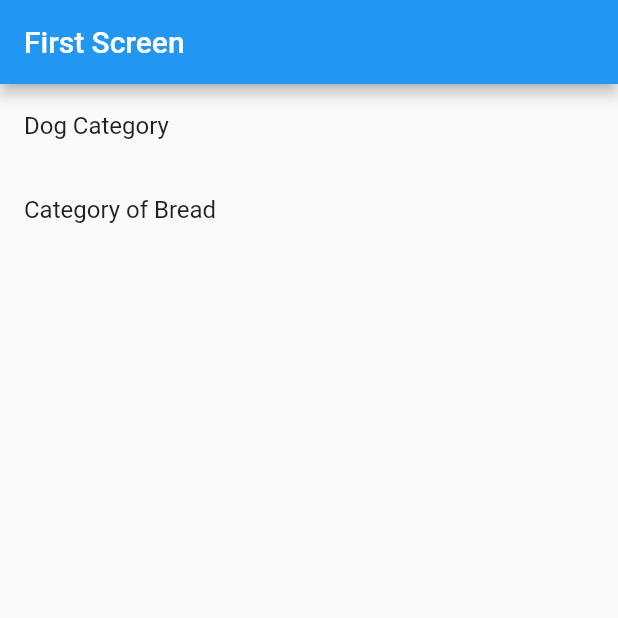
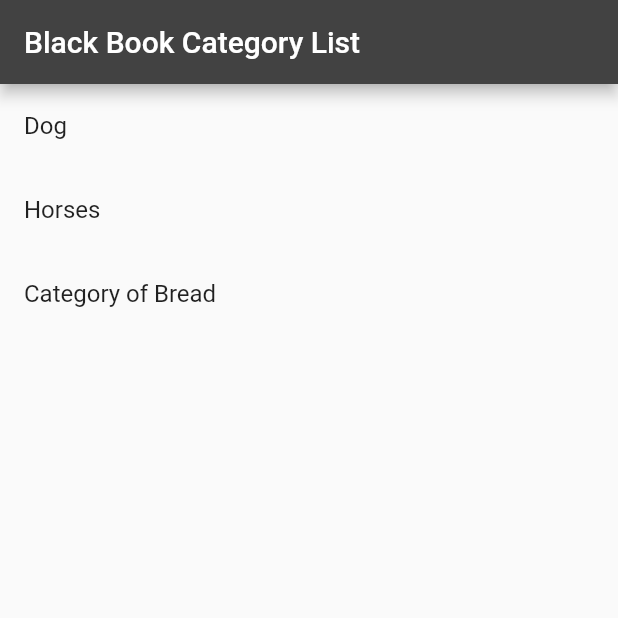
Before and after one commit to ImperialOctopus/black-book, a Flutter app: the screen it shows after launch, on a phone screen of 412 x 824 dp, the top half of it. Run offline on Flutter 3.47's test engine with Material 2 defaults, Android fonts, the phone set to English and light mode, and no system bars; our stand-ins replace hive, material_design_icons_flutter; accounts and stored records are empty; Roboto replaces fonts that are missing (Montserrat).

Commit message:
Refactor category building

```diff
--- /dev/null
+++ b/lib/data/category_data.dart
@@ -0,0 +1,179 @@
+import 'package:black_book/model/category.dart';
+import 'package:black_book/model/item.dart';
+import 'package:black_book/model/subcategory.dart';
+import 'package:flutter/material.dart';
+import 'package:material_design_icons_flutter/material_design_icons_flutter.dart';
+
+class CategoryData {
+  static const List<Category> categoryList = [
+    Category(
+      name: 'Dog',
+      subcategories: [
+        Subcategory(
+          name: 'Alimentary System',
+          icon: Icon(MdiIcons.stomach),
+          items: [
+            Item(
+              name: 'Rectal examination (essential!)',
+              reference: 'dog_alimentary_rectal',
+            ),
+            Item(
+              name: 'Express anal sacs (essential!)',
+              reference: 'dog_alimentary_anal',
+            ),
+            Item(
+              name: 'Radiography',
+              reference: 'dog_alimentary_radio',
+            ),
+            Item(
+              name: 'Ultrasonography',
+              reference: 'dog_alimentary_ultra',
+            ),
+            Item(
+              name: 'Endoscopy',
+              reference: 'dog_alimentary_endo',
+            ),
+            Item(
+              name: 'Gastrointestinal surgery',
+              reference: 'dog_alimentary_surgery',
+            ),
+          ],
+        ),
+        Subcategory(
+          name: 'General Abdomen',
+          icon: Icon(MdiIcons.middleware),
+          items: [
+            Item(
+              name: 'Radiography',
+              reference: 'dog_abdomen_radio',
+            ),
+            Item(
+              name: 'Ultrasonography',
+              reference: 'dog_abdomen_ultra',
+            ),
+            Item(
+              name: 'Laparotomy & abdominal evaluation',
+              reference: 'dog_abdomen_eval',
+            ),
+          ],
+        ),
+        Subcategory(
+          name: 'Urogenital',
+          icon: Icon(MdiIcons.toilet),
+          items: [
+            Item(
+              name: 'Urinary catheterisation (male)',
+              reference: 'dog_urogenital_catheter_male',
+            ),
+            Item(
+              name: 'Urinary catheterisation (female)',
+              reference: 'dog_urogenital_catheter_female',
+            ),
+            Item(
+              name: 'Cystocentesis',
+              reference: 'dog_urogenital_cystocentesis',
+            ),
+            Item(
+              name: 'Urine sample collection',
+              reference: 'dog_urogenital_sample',
+            ),
+            Item(
+              name: 'Castration',
+              reference: 'dog_urogenital_castration',
+            ),
+            Item(
+              name: 'Spaying',
+              reference: 'dog_urogenital_spay',
+            ),
+            Item(
+              name: 'Radiography',
+              reference: 'dog_urogenital_radio',
+            ),
+            Item(
+              name: 'Ultrasonography',
+              reference: 'dog_urogenital_ultra',
+            ),
+            Item(
+              name: 'Vaginal examination',
+              reference: 'dog_urogenital_vaginal_exam',
+            ),
+            Item(
+              name: 'Vaginal cytology',
+              reference: 'dog_urogenital_vaginal_cyto',
+            ),
+            Item(
+              name: 'Fertility examination (male)',
+              reference: 'dog_urogenital_fertility_male',
+            ),
+            Item(
+              name: 'Normal mating (observe)',
+              reference: 'dog_urogenital_mating',
+            ),
+            Item(
+              name: 'Pregnancy diagnosis (manual)',
+              reference: 'dog_urogenital_pregnancy_manual',
+            ),
+            Item(
+              name: 'Pregnancy diagnosis (ultrasound)',
+              reference: 'dog_urogenital_pregnancy_ultra',
+            ),
+            Item(
+              name: 'Parturition',
+              reference: 'dog_urogenital_parturition',
+            ),
+            Item(
+              name: 'Caesarean section',
+              reference: 'dog_urogenital_caesarean',
+            ),
+          ],
+        ),
+      ],
+    ),
+    Category(
+      name: 'Horses',
+      subcategories: [
+        Subcategory(
+          icon: Icon(MdiIcons.brain),
+          name: 'Nervous System',
+          items: [
+            Item(
+              name: 'Gait evaluation',
+              reference: 'horse_gait',
+            ),
+            Item(
+              name: 'Cranial nerve evaluation',
+              reference: 'horse_cranial_nerves',
+            ),
+            Item(
+              name: '"Slap test"',
+              reference: 'horse_slap',
+            ),
+          ],
+        ),
+      ],
+    ),
+    Category(
+      name: 'Category of Bread',
+      subcategories: [
+        Subcategory(
+          icon: Icon(MdiIcons.breadSliceOutline),
+          name: 'Test Category: Do Not Be Alarmed',
+          items: [
+            Item(
+              name: 'The Loaf of Brian',
+              reference: 'bread_one',
+            ),
+            Item(
+              name: 'Scone with the Wind',
+              reference: 'bread_two',
+            ),
+            Item(
+              name: 'Third Bread Movie Pun',
+              reference: 'bread_third',
+            ),
+          ],
+        ),
+      ],
+    ),
+  ];
+}
--- a/lib/main.dart
+++ b/lib/main.dart
@@ -26,9 +26,23 @@ class _MainAppState extends State<MainApp> {
   @override
   Widget build(BuildContext context) {
     return MaterialApp(
-      title: 'Navigation Example',
+      title: 'Black Book',
       theme: ThemeData(
-        primarySwatch: Colors.blue,
+        // Define the default brightness and colors.
+        brightness: Brightness.light,
+        primaryColor: Colors.grey[800],
+        accentColor: Colors.purpleAccent[600],
+
+        // Define the default font family.
+        fontFamily: 'Montserrat',
+
+        // Define the default TextTheme. Use this to specify the default
+        // text styling for headlines, titles, bodies of text, and more.
+        textTheme: TextTheme(
+          headline: TextStyle(fontSize: 72.0, fontWeight: FontWeight.bold),
+          title: TextStyle(fontSize: 36.0, fontStyle: FontStyle.italic),
+          body1: TextStyle(fontSize: 14.0, fontFamily: 'Hind'),
+        ),
       ),
       home: FutureBuilder<Model>(
           future: _modelFuture,
--- a/lib/model/category.dart
+++ b/lib/model/category.dart
@@ -1,9 +1,11 @@
+import 'package:black_book/model/subcategory.dart';
 import 'package:flutter/material.dart';
-
-import 'item.dart';
 
 class Category {
   final String name;
-  final List<Item> items;
-  const Category({@required this.name, @required this.items});
+  final List<Subcategory> subcategories;
+  const Category({
+    @required this.name,
+    @required this.subcategories,
+  });
 }
--- a/lib/model/item.dart
+++ b/lib/model/item.dart
@@ -3,21 +3,19 @@ import 'package:flutter/material.dart';
 import 'model.dart';
 
 class Item {
-  final Model model;
   final String name;
   final String reference;
 
-  Item({
-    @required this.model,
+  const Item({
     @required this.name,
     @required this.reference,
   });
 
-  List<int> get progress {
-    return model.getProgress(reference);
+  List<int> getProgress(Model _model) {
+    return _model.getProgress(reference);
   }
 
-  set progress(List<int> _progress) {
-    model.setProgress(reference, _progress);
+  void setProgress(Model _model, List<int> _progress) {
+    _model.setProgress(reference, _progress);
   }
 }
--- a/lib/model/subcategory.dart
+++ b/lib/model/subcategory.dart
@@ -0,0 +1,18 @@
+import 'package:flutter/material.dart';
+
+import 'item.dart';
+
+class Subcategory {
+  final String name;
+  final Icon icon;
+  final List<Item> items;
+  const Subcategory({
+    this.name = '',
+    this.icon,
+    @required this.items,
+  });
+
+  bool get showName  {
+    return name != '' || icon != null;
+  }
+}
--- a/lib/screens/home_screen.dart
+++ b/lib/screens/home_screen.dart
@@ -1,5 +1,5 @@
+import 'package:black_book/data/category_data.dart';
 import 'package:black_book/model/category.dart';
-import 'package:black_book/model/item.dart';
 import 'package:black_book/model/model.dart';
 import 'package:black_book/routes/slide_left_route.dart';
 import 'package:black_book/widgets/category_widget.dart';
@@ -7,58 +7,15 @@ import 'package:flutter/material.dart';
 
 class HomeScreen extends StatelessWidget {
   final Model model;
-  final List<Category> categories;
+  final List<Category> categories = CategoryData.categoryList;
 
-  HomeScreen({Key key, this.model})
-      : categories = [
-          Category(
-            name: 'Dog Category',
-            items: [
-              Item(
-                model: model,
-                name: 'First Item',
-                reference: 'dog_first',
-              ),
-              Item(
-                model: model,
-                name: 'Second Item',
-                reference: 'dog_second',
-              ),
-              Item(
-                model: model,
-                name: 'Last Item',
-                reference: 'dog_third',
-              ),
-            ],
-          ),
-          Category(
-            name: 'Category of Bread',
-            items: [
-              Item(
-                model: model,
-                name: 'Bread One',
-                reference: 'bread_one',
-              ),
-              Item(
-                model: model,
-                name: 'Additional Bread',
-                reference: 'bread_two',
-              ),
-              Item(
-                model: model,
-                name: 'Final Bread',
-                reference: 'bread_third',
-              ),
-            ],
-          ),
-        ],
-        super(key: key);
+  HomeScreen({Key key, this.model}) : super(key: key);
 
   @override
   Widget build(BuildContext context) {
     return Scaffold(
       appBar: AppBar(
-        title: const Text('First Screen'),
+        title: const Text('Black Book Category List'),
       ),
       body: ListView.builder(
           itemCount: categories.length,
--- a/lib/widgets/category_widget.dart
+++ b/lib/widgets/category_widget.dart
@@ -1,5 +1,7 @@
 import 'package:black_book/model/category.dart';
+import 'package:black_book/model/item.dart';
 import 'package:black_book/model/model.dart';
+import 'package:black_book/model/subcategory.dart';
 import 'package:black_book/widgets/progress_icon_widget.dart';
 import 'package:flutter/material.dart';
 
@@ -26,11 +28,41 @@ class _CategoryWidgetState extends State<CategoryWidget> {
         title: Text(category.name),
       ),
       body: ListView.builder(
-        itemCount: category.items.length,
-        itemBuilder: (BuildContext context, int index) {
-          List<int> _progress = category.items[index].progress;
+        itemCount: category.subcategories.length,
+        itemBuilder: (BuildContext context, int index) =>
+            buildSubcategory(category.subcategories[index]),
+      ),
+    );
+  }
+
+  Widget buildSubcategory(Subcategory subcategory) {
+    return Card(
+      child: Column(
+        mainAxisSize: MainAxisSize.min,
+        children: <Widget>[
+          ...?(subcategory.showName
+              ? [
+                  ListTile(
+                    leading: subcategory.icon,
+                    title: Text(subcategory.name),
+                  )
+                ]
+              : null),
+          ListView.builder(
+            shrinkWrap: true,
+            itemCount: subcategory.items.length,
+            itemBuilder: (BuildContext context, int index) =>
+                buildListItem(subcategory.items[index]),
+          ),
+        ],
+      ),
+    );
+  }
+
+  Widget buildListItem(Item item) {
+    List<int> _progress = item.getProgress(model);
     return ListTile(
-            title: Text(category.items[index].name),
+      title: Text(item.name),
       trailing: Row(
         mainAxisSize: MainAxisSize.min,
         children: <Widget>[
@@ -42,7 +74,7 @@ class _CategoryWidgetState extends State<CategoryWidget> {
                 if (_progress[0] > 2) {
                   _progress[0] = 0;
                 }
-                      category.items[index].progress = _progress;
+                item.setProgress(model, _progress);
               },
             ),
           ),
@@ -54,7 +86,7 @@ class _CategoryWidgetState extends State<CategoryWidget> {
                 if (_progress[1] > 2) {
                   _progress[1] = 0;
                 }
-                      category.items[index].progress = _progress;
+                item.setProgress(model, _progress);
               },
             ),
           ),
@@ -66,7 +98,7 @@ class _CategoryWidgetState extends State<CategoryWidget> {
                 if (_progress[2] > 2) {
                   _progress[2] = 0;
                 }
-                      category.items[index].progress = _progress;
+                item.setProgress(model, _progress);
               },
             ),
           ),
@@ -80,8 +112,5 @@ class _CategoryWidgetState extends State<CategoryWidget> {
               );
             },*/
     );
-        },
-      ),
-    );
   }
 }
```
Lines whose indentation alone changed are shown as unchanged.
